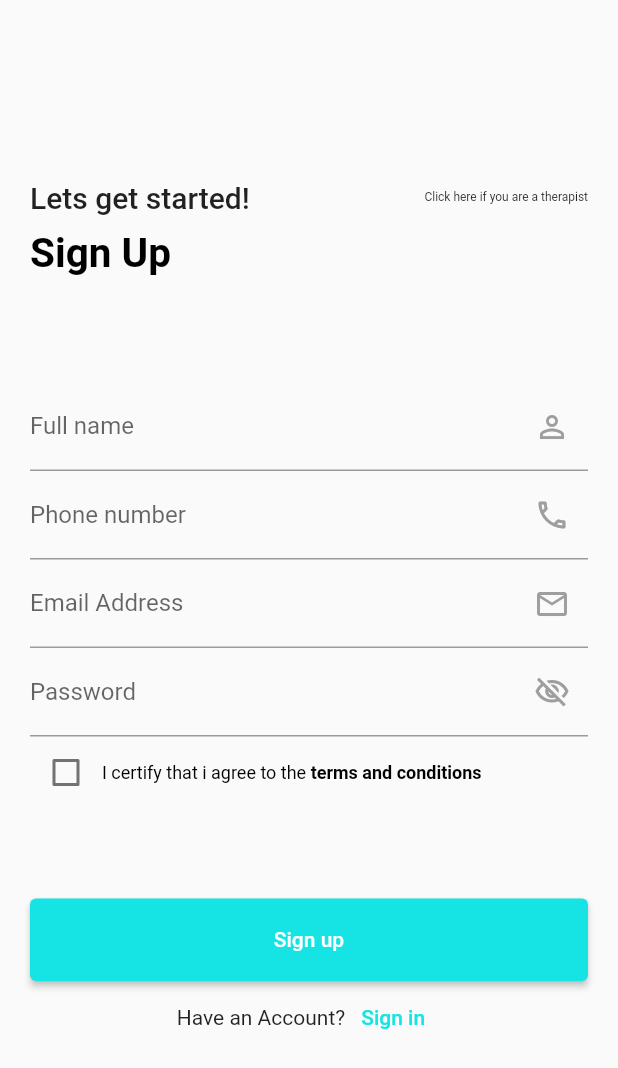
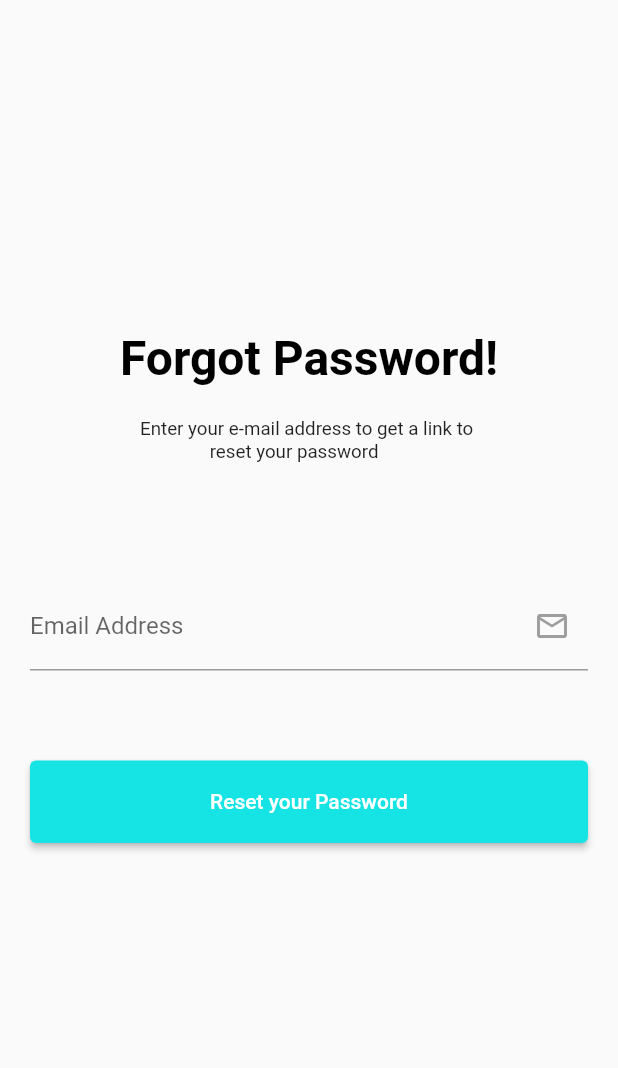
Before and after one commit to maqamylee0/miked_care, a Flutter app: the screen it shows after launch, after a tap on "Forgot your password?", on a phone screen of 412 x 824 dp. Shown: the top 1068 px of the screen. Run offline on Flutter 3.47's test engine with Material 2 defaults, Android fonts, the phone set to English and light mode, and no system bars; our stand-ins replace pin_code_fields.

Commit message:
Forgot password page

```diff
--- /dev/null
+++ b/lib/forgotpassword.dart
@@ -0,0 +1,81 @@
+import 'package:flutter/cupertino.dart';
+import 'package:flutter/material.dart';
+
+class ForgotPassword extends StatefulWidget {
+  const ForgotPassword({Key? key}) : super(key: key);
+
+  @override
+  State<ForgotPassword> createState() => _ForgotPasswordState();
+}
+
+class _ForgotPasswordState extends State<ForgotPassword> {
+  TextEditingController _emailController = TextEditingController();
+
+  @override
+  Widget build(BuildContext context) {
+    return Scaffold(
+        body: Container(
+            padding: const EdgeInsets.all(20),
+            child: SingleChildScrollView(
+
+
+              child: Column(
+                  crossAxisAlignment: CrossAxisAlignment.center,
+                  children: [
+                    SizedBox(height: 200),
+
+                    Text("Forgot Password!",style:TextStyle(color: Colors.black,fontSize: 32,fontWeight: FontWeight.bold),),
+                    SizedBox(height: 10,),
+                    Container(
+                      padding: EdgeInsets.fromLTRB(30, 10, 30, 10),
+                      child: Column(
+                        mainAxisAlignment: MainAxisAlignment.center,
+                        children: [
+                          Text("Enter your e-mail address to get a link to \n"
+                              "               reset your password", style: TextStyle(fontSize: 12.5)),
+
+                        ],
+
+                      ),
+                    ),
+
+                    SizedBox(height: 70),
+
+
+                    TextFormField(
+                      keyboardType: TextInputType.text,
+                      controller: _emailController,
+                      decoration: InputDecoration(
+                        labelText: 'Email Address',
+                        hintText: 'johndoe@gmail.com',
+                        // Here is key idea
+                        suffixIcon: IconButton(
+                          icon: Icon(Icons.email_outlined),
+                          color: Colors.grey,
+                          onPressed: () {
+                          },
+                        ),
+                      ),
+                    ),
+
+
+                    SizedBox(height:60),
+                    ElevatedButton(
+                        style: ElevatedButton.styleFrom(
+                          minimumSize: Size.fromHeight(55), // fromHeight use double.infinity as width and 40 is the height
+                        ),
+                        onPressed: () {onPressed();},
+                        child: const Text('Reset your Password',style: TextStyle(color: Colors.white),)
+                    ) ,
+
+                  ]
+              ),
+
+            )
+
+        )
+    );
+  }
+
+  void onPressed() {}
+}
--- a/lib/login.dart
+++ b/lib/login.dart
@@ -1,6 +1,7 @@
 import 'package:flutter/cupertino.dart';
 import 'package:flutter/material.dart';
 import 'package:flutter/services.dart';
+import 'package:miked_care/forgotpassword.dart';
 import 'package:miked_care/signup.dart';
 
 class Login extends StatefulWidget {
@@ -86,7 +87,7 @@ class _LoginState extends State<Login> {
                   children: [
 
                     SizedBox(width: 100,),
-                    TextButton(onPressed:(){onPressed();},child:
+                    TextButton(onPressed:(){onPressed2();},child:
                     Text("Forgot your password?",style: TextStyle(color: Colors.red)))
                   ],
                 ),
@@ -122,7 +123,10 @@ class _LoginState extends State<Login> {
     );
   }
   void onPressed2() {
-
+    Navigator.push(
+        context,
+        MaterialPageRoute(builder: (context) => const ForgotPassword())
+    );
   }
 
 }
```
Also changed, not shown: lib/checkmail.dart (added, +59 -0 lines).
